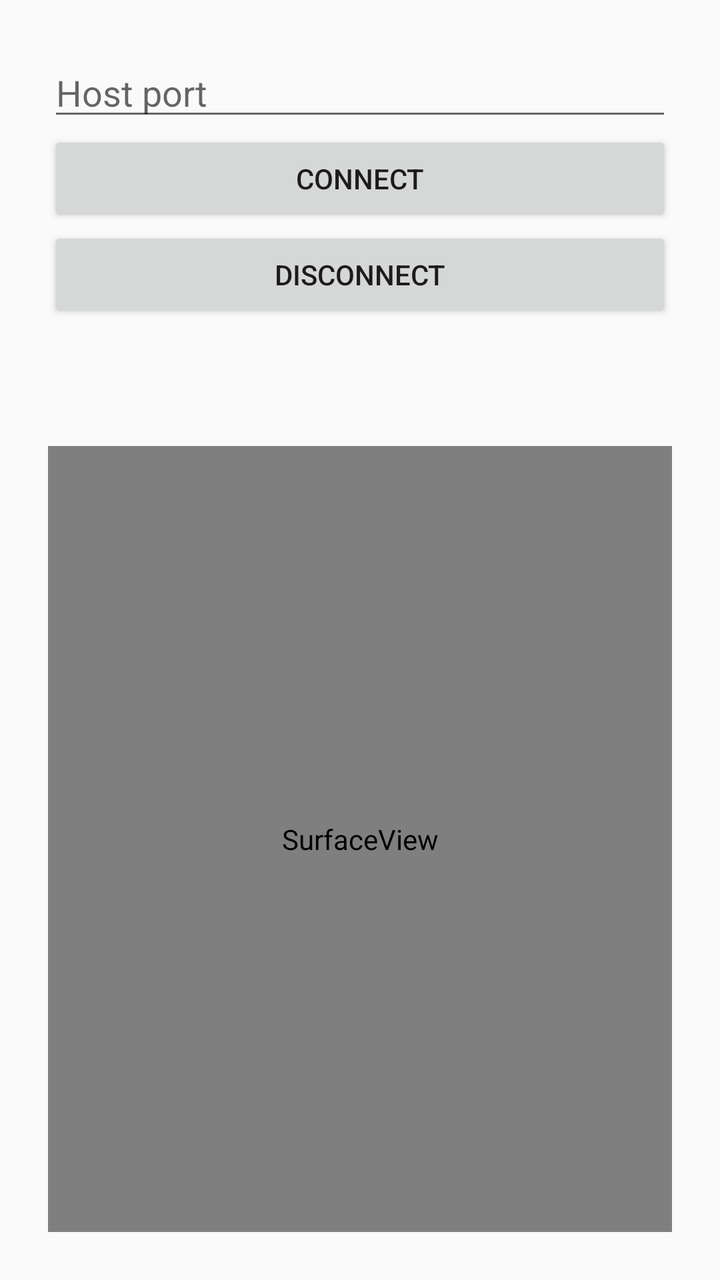
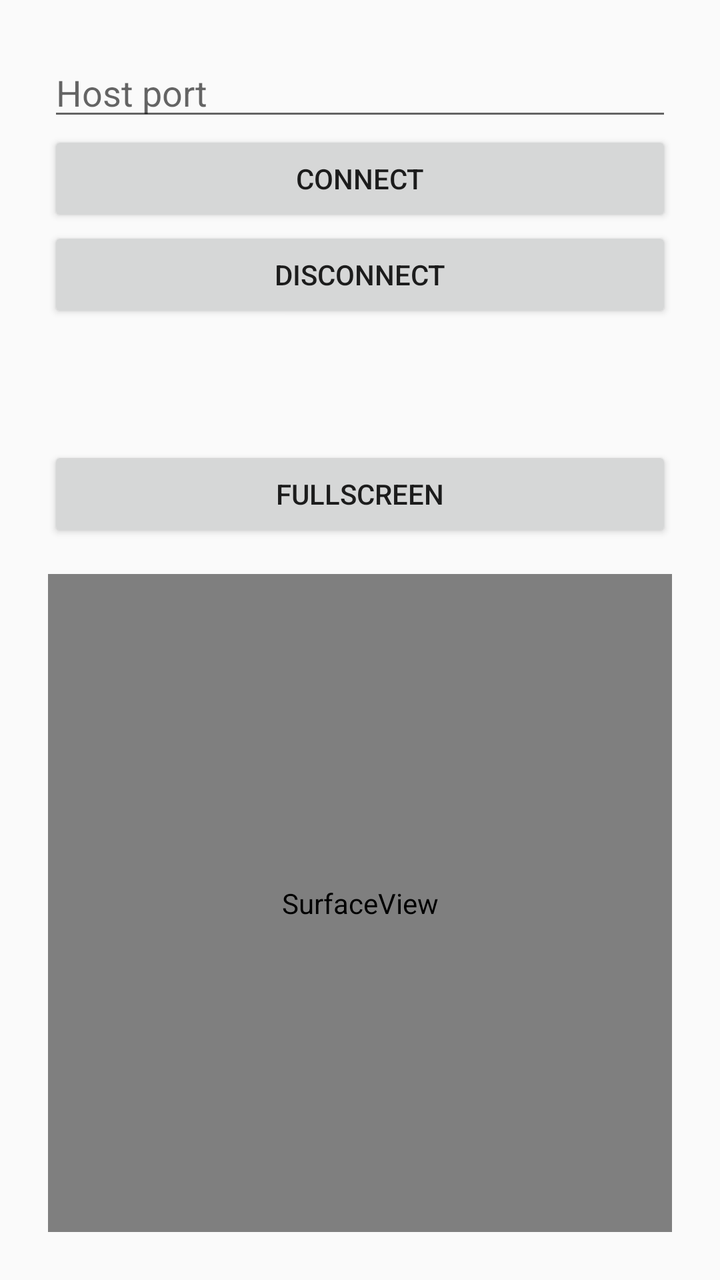

An Android layout rendered at two revisions. The XML below is the earlier revision; the diff shows what the commit changed to produce the second picture.
<!-- AndroidManifest.xml: application theme android:Theme.Material.Light.NoActionBar -->
<!-- res/layout/activity_main.xml -->
<?xml version="1.0" encoding="utf-8"?>
<LinearLayout xmlns:android="http://schemas.android.com/apk/res/android"
    android:layout_width="match_parent"
    android:layout_height="match_parent"
    android:orientation="vertical"
    android:padding="24dp">

    <EditText
        android:id="@+id/port"
        android:layout_width="match_parent"
        android:layout_height="wrap_content"
        android:hint="@string/port_hint"
        android:inputType="number" />

    <Button
        android:id="@+id/connect"
        android:layout_width="match_parent"
        android:layout_height="wrap_content"
        android:text="@string/connect" />

    <Button
        android:id="@+id/disconnect"
        android:layout_width="match_parent"
        android:layout_height="wrap_content"
        android:text="@string/disconnect" />

    <Button
        android:id="@+id/pair"
        android:layout_width="match_parent"
        android:layout_height="wrap_content"
        android:visibility="gone"
        android:text="@string/pair" />

    <TextView
        android:id="@+id/status"
        android:layout_width="match_parent"
        android:layout_height="wrap_content"
        android:layout_marginTop="24dp"
        android:textSize="16sp" />

    
    <SurfaceView
        android:id="@+id/video"
        android:layout_width="match_parent"
        android:layout_height="0dp"
        android:layout_weight="1"
        android:layout_marginTop="16dp" />

</LinearLayout>
<!-- resources referenced by this layout -->
<resources>
  <string name="connect">Connect</string>
  <string name="disconnect">Disconnect</string>
  <string name="pair">Pair (code %1$s)</string>
  <string name="port_hint">Host port</string>
</resources>

<!-- the commit's change to res/layout/activity_main.xml (unified diff, before → after) -->
@@ -1,49 +1,83 @@
 <?xml version="1.0" encoding="utf-8"?>
 <LinearLayout xmlns:android="http://schemas.android.com/apk/res/android"
+    android:id="@+id/root"
     android:layout_width="match_parent"
     android:layout_height="match_parent"
     android:orientation="vertical"
     android:padding="24dp">
 
-    <EditText
-        android:id="@+id/port"
+    
+    <LinearLayout
+        android:id="@+id/controls"
         android:layout_width="match_parent"
         android:layout_height="wrap_content"
-        android:hint="@string/port_hint"
-        android:inputType="number" />
+        android:orientation="vertical">
 
-    <Button
-        android:id="@+id/connect"
-        android:layout_width="match_parent"
-        android:layout_height="wrap_content"
-        android:text="@string/connect" />
+        <EditText
+            android:id="@+id/port"
+            android:layout_width="match_parent"
+            android:layout_height="wrap_content"
+            android:hint="@string/port_hint"
+            android:inputType="number" />
 
-    <Button
-        android:id="@+id/disconnect"
-        android:layout_width="match_parent"
-        android:layout_height="wrap_content"
-        android:text="@string/disconnect" />
+        <Button
+            android:id="@+id/connect"
+            android:layout_width="match_parent"
+            android:layout_height="wrap_content"
+            android:text="@string/connect" />
 
-    <Button
-        android:id="@+id/pair"
-        android:layout_width="match_parent"
-        android:layout_height="wrap_content"
-        android:visibility="gone"
-        android:text="@string/pair" />
+        <Button
+            android:id="@+id/disconnect"
+            android:layout_width="match_parent"
+            android:layout_height="wrap_content"
+            android:text="@string/disconnect" />
 
-    <TextView
-        android:id="@+id/status"
-        android:layout_width="match_parent"
-        android:layout_height="wrap_content"
-        android:layout_marginTop="24dp"
-        android:textSize="16sp" />
+        <Button
+            android:id="@+id/pair"
+            android:layout_width="match_parent"
+            android:layout_height="wrap_content"
+            android:visibility="gone"
+            android:text="@string/pair" />
+
+        <TextView
+            android:id="@+id/status"
+            android:layout_width="match_parent"
+            android:layout_height="wrap_content"
+            android:layout_marginTop="24dp"
+            android:textSize="16sp" />
+
+        <Button
+            android:id="@+id/fullscreen"
+            android:layout_width="match_parent"
+            android:layout_height="wrap_content"
+            android:layout_marginTop="16dp"
+            android:text="@string/fullscreen" />
+
+    </LinearLayout>
 
     
-    <SurfaceView
-        android:id="@+id/video"
+    <FrameLayout
+        android:id="@+id/videoFrame"
         android:layout_width="match_parent"
         android:layout_height="0dp"
         android:layout_weight="1"
-        android:layout_marginTop="16dp" />
+        android:layout_marginTop="16dp">
+
+        <SurfaceView
+            android:id="@+id/video"
+            android:layout_width="match_parent"
+            android:layout_height="match_parent" />
+
+        <Button
+            android:id="@+id/exitFullscreen"
+            android:layout_width="wrap_content"
+            android:layout_height="wrap_content"
+            android:layout_gravity="top|end"
+            android:layout_margin="8dp"
+            android:alpha="0.7"
+            android:visibility="gone"
+            android:text="@string/exit_fullscreen" />
+
+    </FrameLayout>
 
 </LinearLayout>
<!-- resource entries referenced after the edit -->
@@ -2,6 +2,8 @@
 <resources>
   <string name="connect">Connect</string>
   <string name="disconnect">Disconnect</string>
+  <string name="exit_fullscreen">Exit fullscreen</string>
+  <string name="fullscreen">Fullscreen</string>
   <string name="pair">Pair (code %1$s)</string>
   <string name="port_hint">Host port</string>
 </resources>
